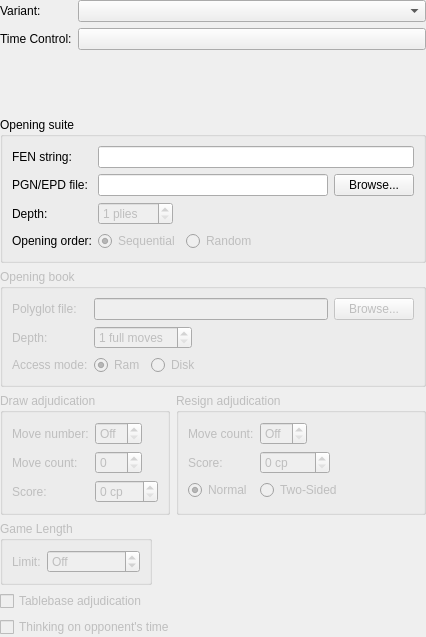
Qt form projects/gui/ui/gamesettingswidget.ui (leedavid/QTggchess) before a commit.
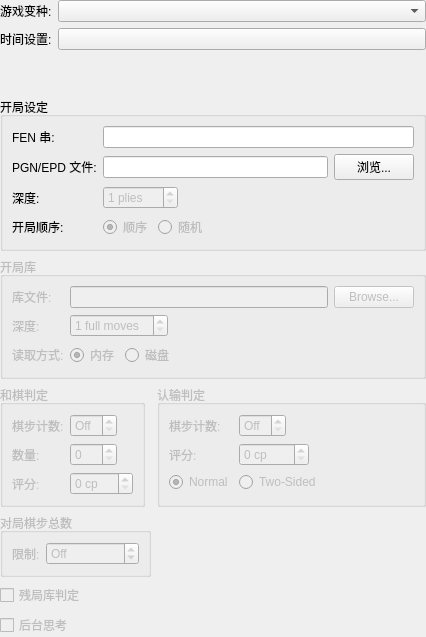
The same form after that commit.

What changed in the file:
```diff
--- a/projects/gui/ui/gamesettingswidget.ui
+++ b/projects/gui/ui/gamesettingswidget.ui
@@ -34,7 +34,7 @@
      <item row="1" column="0">
       <widget class="QLabel" name="m_variantLabel">
        <property name="text">
-        <string>Variant:</string>
+        <string>游戏变种:</string>
        </property>
        <property name="buddy">
         <cstring>m_variantCombo</cstring>
@@ -51,7 +51,7 @@
      <item row="2" column="0">
       <widget class="QLabel" name="m_timeControlLabel">
        <property name="text">
-        <string>Time Control:</string>
+        <string>时间设置:</string>
        </property>
        <property name="buddy">
         <cstring>m_timeControlBtn</cstring>
@@ -66,7 +66,7 @@
       <bool>true</bool>
      </property>
      <property name="title">
-      <string>Opening suite</string>
+      <string>开局设定</string>
      </property>
      <layout class="QFormLayout" name="formLayout_4">
       <property name="fieldGrowthPolicy">
@@ -75,7 +75,7 @@
       <item row="1" column="0">
        <widget class="QLabel" name="m_pgnEpdLabel">
         <property name="text">
-         <string>PGN/EPD file:</string>
+         <string>PGN/EPD 文件:</string>
         </property>
         <property name="buddy">
          <cstring>m_openingSuiteEdit</cstring>
@@ -90,7 +90,7 @@
         <item>
          <widget class="QPushButton" name="m_browseOpeningSuiteBtn">
           <property name="text">
-           <string>Browse...</string>
+           <string>浏览...</string>
           </property>
          </widget>
         </item>
@@ -99,7 +99,7 @@
       <item row="3" column="0">
        <widget class="QLabel" name="m_openingOrderLabel">
         <property name="text">
-         <string>Opening order:</string>
+         <string>开局顺序:</string>
         </property>
         <property name="buddy">
          <cstring>m_seqOrderRadio</cstring>
@@ -114,7 +114,7 @@
            <bool>false</bool>
           </property>
           <property name="text">
-           <string>Sequential</string>
+           <string>顺序</string>
           </property>
           <property name="checked">
            <bool>true</bool>
@@ -127,7 +127,7 @@
            <bool>false</bool>
           </property>
           <property name="text">
-           <string>Random</string>
+           <string>随机</string>
           </property>
          </widget>
         </item>
@@ -149,7 +149,7 @@
       <item row="2" column="0">
        <widget class="QLabel" name="m_openingSuiteDepth">
         <property name="text">
-         <string>Depth:</string>
+         <string>深度:</string>
         </property>
        </widget>
       </item>
@@ -172,7 +172,7 @@
       <item row="0" column="0">
        <widget class="QLabel" name="m_fenLabel">
         <property name="text">
-         <string>FEN string:</string>
+         <string>FEN 串:</string>
         </property>
         <property name="buddy">
          <cstring>m_fenEdit</cstring>
@@ -195,7 +195,7 @@
       <bool>false</bool>
      </property>
      <property name="title">
-      <string>Opening book</string>
+      <string>开局库</string>
      </property>
      <layout class="QFormLayout" name="formLayout_5">
       <property name="fieldGrowthPolicy">
@@ -204,7 +204,7 @@
       <item row="0" column="0">
        <widget class="QLabel" name="m_polyglotFileLabel">
         <property name="text">
-         <string>Polyglot file:</string>
+         <string>库文件:</string>
         </property>
         <property name="buddy">
          <cstring>m_polyglotFileEdit</cstring>
@@ -228,7 +228,7 @@
       <item row="1" column="0">
        <widget class="QLabel" name="m_polyglotDepthLabel">
         <property name="text">
-         <string>Depth:</string>
+         <string>深度:</string>
         </property>
         <property name="buddy">
          <cstring>m_polyglotDepthSpin</cstring>
@@ -251,7 +251,7 @@
       <item row="2" column="0">
        <widget class="QLabel" name="m_polyglotAccessMode">
         <property name="text">
-         <string>Access mode:</string>
+         <string>读取方式:</string>
         </property>
         <property name="buddy">
          <cstring>m_ramAccessRadio</cstring>
@@ -269,7 +269,7 @@
            <string>The whole book is loaded in memory. This makes book access a bit faster but uses more memory.</string>
           </property>
           <property name="text">
-           <string>Ram</string>
+           <string>内存</string>
           </property>
           <property name="checked">
            <bool>true</bool>
@@ -285,7 +285,7 @@
            <string>The book is accessed directly from disk. This is a good choice for very large books.</string>
           </property>
           <property name="text">
-           <string>Disk</string>
+           <string>磁盘</string>
           </property>
          </widget>
         </item>
@@ -318,7 +318,7 @@
         <bool>false</bool>
        </property>
        <property name="title">
-        <string>Draw adjudication</string>
+        <string>和棋判定</string>
        </property>
        <layout class="QFormLayout" name="formLayout">
         <property name="fieldGrowthPolicy">
@@ -327,7 +327,7 @@
         <item row="0" column="0">
          <widget class="QLabel" name="m_drawMoveNumberLabel">
           <property name="text">
-           <string>Move number:</string>
+           <string>棋步计数:</string>
           </property>
           <property name="buddy">
            <cstring>m_drawMoveNumberSpin</cstring>
@@ -356,7 +356,7 @@
         <item row="1" column="0">
          <widget class="QLabel" name="m_drawMoveCountLabel">
           <property name="text">
-           <string>Move count:</string>
+           <string>数量:</string>
           </property>
           <property name="buddy">
            <cstring>m_drawMoveCountSpin</cstring>
@@ -379,7 +379,7 @@
         <item row="2" column="0">
          <widget class="QLabel" name="m_drawScoreLabel">
           <property name="text">
-           <string>Score:</string>
+           <string>评分:</string>
           </property>
           <property name="buddy">
            <cstring>m_drawScoreSpin</cstring>
@@ -411,7 +411,7 @@
         <bool>false</bool>
        </property>
        <property name="title">
-        <string>Resign adjudication</string>
+        <string>认输判定</string>
        </property>
        <layout class="QFormLayout" name="formLayout_3">
         <property name="fieldGrowthPolicy">
@@ -420,7 +420,7 @@
         <item row="1" column="0">
          <widget class="QLabel" name="m_resignMoveCountLabel">
           <property name="text">
-           <string>Move count:</string>
+           <string>棋步计数:</string>
           </property>
           <property name="buddy">
            <cstring>m_resignMoveCountSpin</cstring>
@@ -443,7 +443,7 @@
         <item row="2" column="0">
          <widget class="QLabel" name="m_resignScoreLabel">
           <property name="text">
-           <string>Score:</string>
+           <string>评分:</string>
           </property>
           <property name="buddy">
            <cstring>m_resignScoreSpin</cstring>
@@ -507,13 +507,13 @@
         <bool>false</bool>
        </property>
        <property name="title">
-        <string>Game Length</string>
+        <string>对局棋步总数</string>
        </property>
        <layout class="QHBoxLayout" name="horizontalLayout">
         <item>
          <widget class="QLabel" name="m_maxGameLengthLabel">
           <property name="text">
-           <string>Limit:</string>
+           <string>限制:</string>
           </property>
          </widget>
         </item>
@@ -556,7 +556,7 @@
       <bool>false</bool>
      </property>
      <property name="text">
-      <string>Tablebase adjudication</string>
+      <string>残局库判定</string>
      </property>
     </widget>
    </item>
@@ -566,7 +566,7 @@
       <bool>false</bool>
      </property>
      <property name="text">
-      <string>Thinking on opponent's time</string>
+      <string>后台思考</string>
      </property>
     </widget>
    </item>
```
